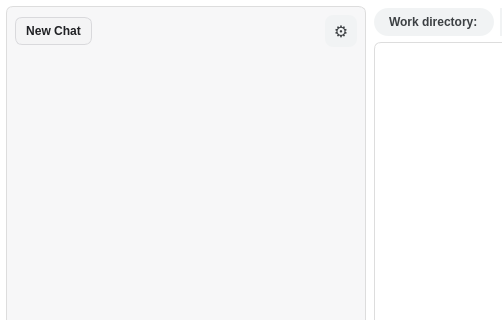
Old version of the form ai_agent.ui in the repository frankyeh/DSI-Studio; both pictures show x 0 to 502 and y 0 to 320 of the 1100 by 700 pixel window.
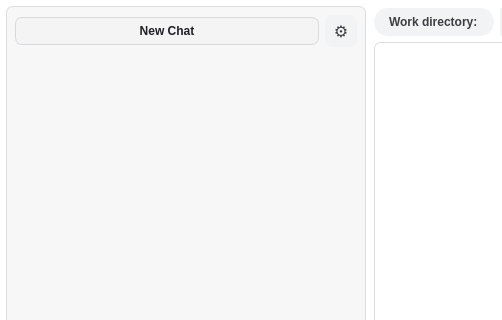
New version of the form. Icons and pictures are not drawn.

```diff
--- a/ai_agent.ui
+++ b/ai_agent.ui
@@ -243,19 +243,6 @@
             </property>
            </widget>
           </item>
-          <item>
-           <spacer name="ai_new_chat_spacer">
-            <property name="orientation">
-             <enum>Qt::Horizontal</enum>
-            </property>
-            <property name="sizeHint" stdset="0">
-             <size>
-              <width>40</width>
-              <height>20</height>
-             </size>
-            </property>
-           </spacer>
-          </item>
           <item>
            <widget class="QPushButton" name="ai_quick_settings">
             <property name="minimumSize">
```
Left out of the diff: 6 changed lines with no effect on the pictures.
